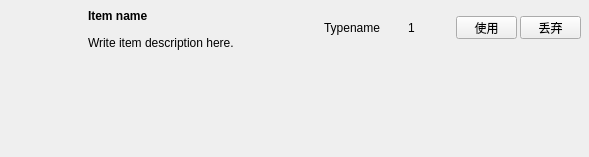
Before: the Qt Designer form src/coeus/coeus_client_qt/item_index_widget.ui in AngryPowman/Coeus, drawn with Qt 5.
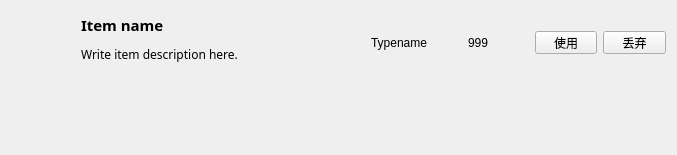
After: the same form once the commit is applied.

The edit to the form file:
```diff
--- a/src/coeus/coeus_client_qt/item_index_widget.ui
+++ b/src/coeus/coeus_client_qt/item_index_widget.ui
@@ -6,34 +6,58 @@
    <rect>
     <x>0</x>
     <y>0</y>
-    <width>589</width>
-    <height>157</height>
+    <width>677</width>
+    <height>155</height>
    </rect>
   </property>
   <property name="windowTitle">
    <string>Form</string>
   </property>
+  <layout class="QVBoxLayout" name="verticalLayout_2">
+   <item>
+    <layout class="QHBoxLayout" name="horizontalLayout_4">
+     <item>
   <widget class="QLabel" name="lblIcon">
-   <property name="geometry">
-    <rect>
-     <x>8</x>
-     <y>0</y>
+       <property name="sizePolicy">
+        <sizepolicy hsizetype="Fixed" vsizetype="Fixed">
+         <horstretch>0</horstretch>
+         <verstretch>0</verstretch>
+        </sizepolicy>
+       </property>
+       <property name="minimumSize">
+        <size>
      <width>64</width>
      <height>64</height>
-    </rect>
+        </size>
+       </property>
+       <property name="maximumSize">
+        <size>
+         <width>64</width>
+         <height>64</height>
+        </size>
    </property>
    <property name="text">
     <string/>
    </property>
   </widget>
+     </item>
+     <item>
+      <layout class="QHBoxLayout" name="horizontalLayout_3">
+       <item>
+        <layout class="QVBoxLayout" name="verticalLayout">
+         <item>
   <widget class="QLabel" name="lblItemName">
-   <property name="geometry">
-    <rect>
-     <x>88</x>
-     <y>8</y>
-     <width>77</width>
-     <height>16</height>
-    </rect>
+           <property name="sizePolicy">
+            <sizepolicy hsizetype="Expanding" vsizetype="Preferred">
+             <horstretch>0</horstretch>
+             <verstretch>0</verstretch>
+            </sizepolicy>
+           </property>
+           <property name="font">
+            <font>
+             <family>微软雅黑</family>
+             <pointsize>11</pointsize>
+            </font>
    </property>
    <property name="frameShape">
     <enum>QFrame::NoFrame</enum>
@@ -45,14 +69,19 @@
     <bool>true</bool>
    </property>
   </widget>
+         </item>
+         <item alignment="Qt::AlignTop">
   <widget class="QLabel" name="lblItemDescription">
-   <property name="geometry">
-    <rect>
-     <x>88</x>
-     <y>28</y>
-     <width>233</width>
-     <height>29</height>
-    </rect>
+           <property name="sizePolicy">
+            <sizepolicy hsizetype="Expanding" vsizetype="Preferred">
+             <horstretch>0</horstretch>
+             <verstretch>0</verstretch>
+            </sizepolicy>
+           </property>
+           <property name="font">
+            <font>
+             <family>微软雅黑</family>
+            </font>
    </property>
    <property name="text">
     <string>Write item description here.</string>
@@ -61,14 +90,24 @@
     <bool>true</bool>
    </property>
   </widget>
+         </item>
+        </layout>
+       </item>
+       <item>
+        <layout class="QHBoxLayout" name="horizontalLayout">
+         <item alignment="Qt::AlignLeft">
   <widget class="QLabel" name="lblTypename">
-   <property name="geometry">
-    <rect>
-     <x>324</x>
-     <y>20</y>
-     <width>73</width>
-     <height>16</height>
-    </rect>
+           <property name="minimumSize">
+            <size>
+             <width>91</width>
+             <height>14</height>
+            </size>
+           </property>
+           <property name="maximumSize">
+            <size>
+             <width>91</width>
+             <height>14</height>
+            </size>
    </property>
    <property name="text">
     <string>&lt;html&gt;&lt;head/&gt;&lt;body&gt;&lt;p&gt;Typename&lt;/p&gt;&lt;/body&gt;&lt;/html&gt;</string>
@@ -77,48 +116,110 @@
     <bool>true</bool>
    </property>
   </widget>
+         </item>
+         <item alignment="Qt::AlignLeft">
   <widget class="QLabel" name="lblCount">
-   <property name="geometry">
-    <rect>
-     <x>408</x>
-     <y>20</y>
-     <width>25</width>
-     <height>16</height>
-    </rect>
+           <property name="sizePolicy">
+            <sizepolicy hsizetype="Fixed" vsizetype="Fixed">
+             <horstretch>0</horstretch>
+             <verstretch>0</verstretch>
+            </sizepolicy>
+           </property>
+           <property name="minimumSize">
+            <size>
+             <width>6</width>
+             <height>14</height>
+            </size>
    </property>
    <property name="text">
-    <string>&lt;html&gt;&lt;head/&gt;&lt;body&gt;&lt;p&gt;1&lt;/p&gt;&lt;/body&gt;&lt;/html&gt;</string>
+            <string>999</string>
    </property>
    <property name="wordWrap">
     <bool>true</bool>
    </property>
   </widget>
+         </item>
+        </layout>
+       </item>
+       <item>
+        <spacer name="horizontalSpacer">
+         <property name="orientation">
+          <enum>Qt::Horizontal</enum>
+         </property>
+         <property name="sizeType">
+          <enum>QSizePolicy::Fixed</enum>
+         </property>
+         <property name="sizeHint" stdset="0">
+          <size>
+           <width>40</width>
+           <height>20</height>
+          </size>
+         </property>
+        </spacer>
+       </item>
+       <item>
+        <layout class="QHBoxLayout" name="horizontalLayout_2">
+         <item>
   <widget class="QPushButton" name="pushButton">
-   <property name="geometry">
-    <rect>
-     <x>456</x>
-     <y>16</y>
-     <width>61</width>
+           <property name="minimumSize">
+            <size>
+             <width>62</width>
      <height>23</height>
-    </rect>
+            </size>
+           </property>
+           <property name="maximumSize">
+            <size>
+             <width>62</width>
+             <height>23</height>
+            </size>
    </property>
    <property name="text">
     <string>使用</string>
    </property>
   </widget>
+         </item>
+         <item>
   <widget class="QPushButton" name="pushButton_2">
-   <property name="geometry">
-    <rect>
-     <x>520</x>
-     <y>16</y>
+           <property name="minimumSize">
+            <size>
      <width>61</width>
      <height>23</height>
-    </rect>
+            </size>
+           </property>
+           <property name="maximumSize">
+            <size>
+             <width>63</width>
+             <height>23</height>
+            </size>
    </property>
    <property name="text">
     <string>丢弃</string>
    </property>
   </widget>
+         </item>
+        </layout>
+       </item>
+      </layout>
+     </item>
+    </layout>
+   </item>
+   <item>
+    <spacer name="verticalSpacer">
+     <property name="orientation">
+      <enum>Qt::Vertical</enum>
+     </property>
+     <property name="sizeType">
+      <enum>QSizePolicy::Expanding</enum>
+     </property>
+     <property name="sizeHint" stdset="0">
+      <size>
+       <width>17</width>
+       <height>62</height>
+      </size>
+     </property>
+    </spacer>
+   </item>
+  </layout>
  </widget>
  <resources/>
  <connections/>
```
Left out of the diff: 3 changed lines with no effect on the pictures. Lines whose indentation alone changed are shown as unchanged.
